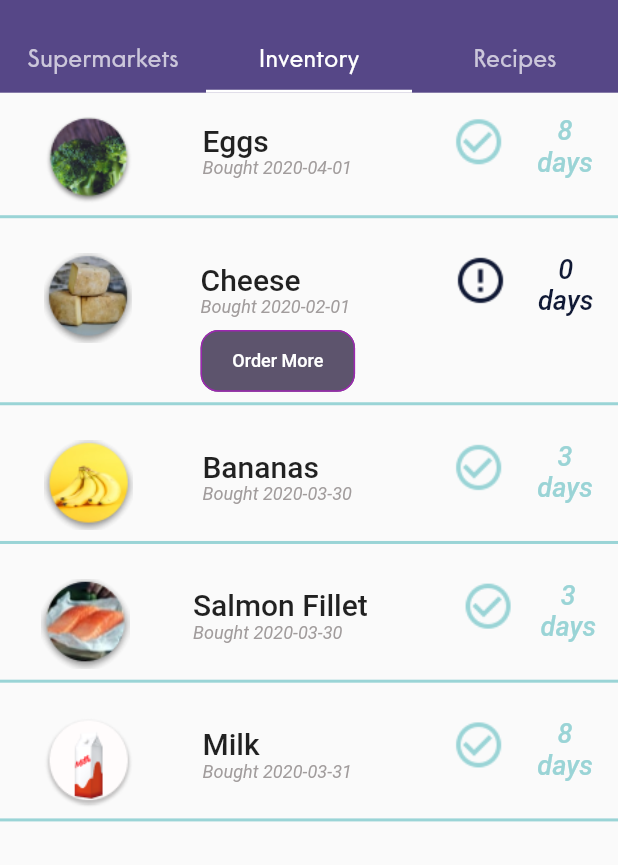
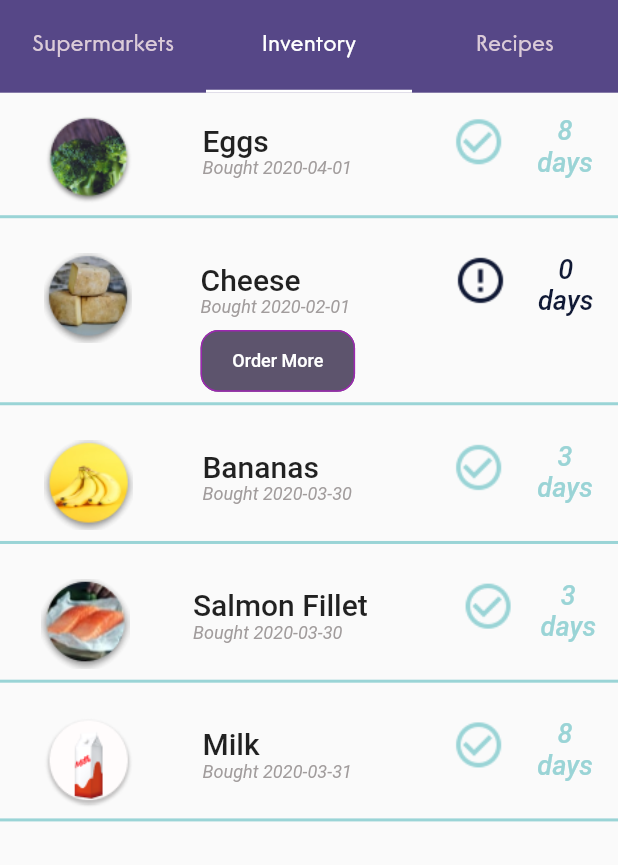
Before and after one commit to javib51/covid-taskforce-2020, a Flutter app: the screen it shows after launch, tab 2 chosen, on a phone screen of 412 x 824 dp, the part 135-1000 px from its top. Run offline on Flutter 3.47's test engine with Material 2 defaults, Android fonts, the phone set to English and light mode, and no system bars; drawn by our look-alikes of bordered_text; our stand-ins replace flutter_spinkit, font_awesome_flutter, google_maps_flutter, latlong, qr_flutter; network calls fail; Roboto replaces fonts that are missing (Core Sans G, Core Sans G Rounded).

Commit message:
fixes aligment

```diff
--- a/app/lib/screens/landingpage.dart
+++ b/app/lib/screens/landingpage.dart
@@ -38,8 +38,9 @@ class _LandingPageState extends State<LandingPage> with TickerProviderStateMixin
           color: const Color(0xff564787),
         ),
         child: new TabBar(
-          labelPadding: EdgeInsets.only(top: 20),
+          labelPadding: EdgeInsets.only(left: 5,right: 5),
           indicatorColor: Colors.white,
+          unselectedLabelColor: Color(0xffDBCBD8),
           controller: controller,
           labelColor: Colors.white,
           labelStyle: const TextStyle(
@@ -47,7 +48,7 @@ class _LandingPageState extends State<LandingPage> with TickerProviderStateMixin
               fontWeight: FontWeight.w500,
 //              fontFamily: "Roboto",
 //              fontStyle: FontStyle.normal,
-              fontSize: 16.0),
+              fontSize: 15.0),
           tabs: <Widget>[
             new Tab(
               text: "Supermarkets",
```
